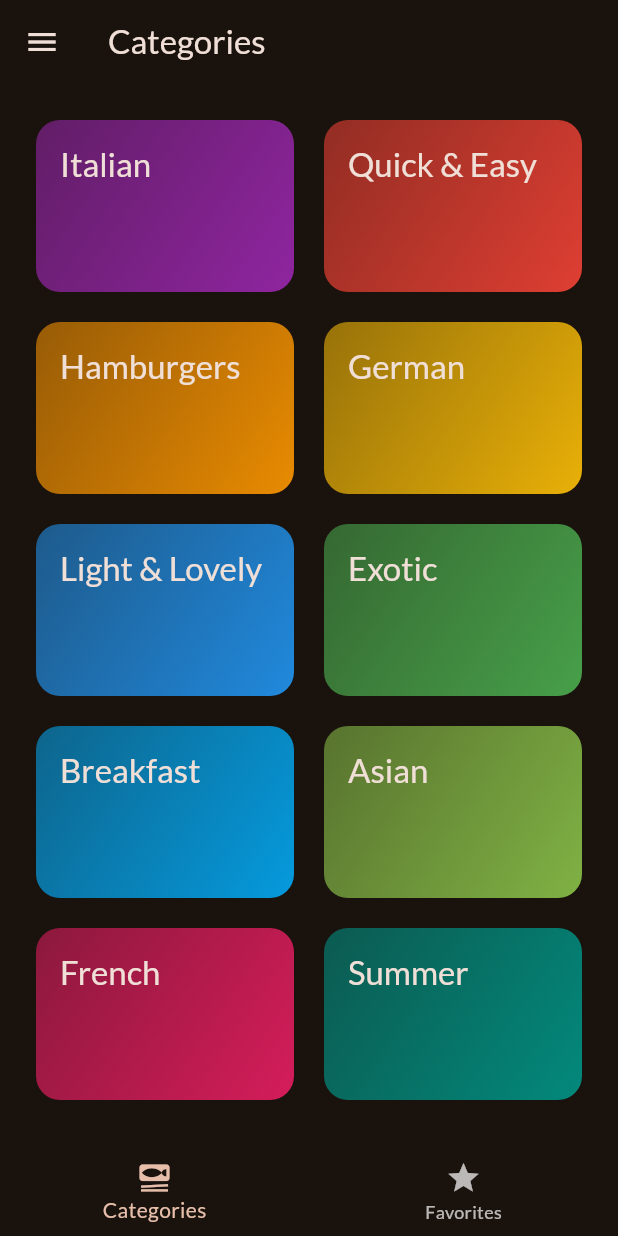
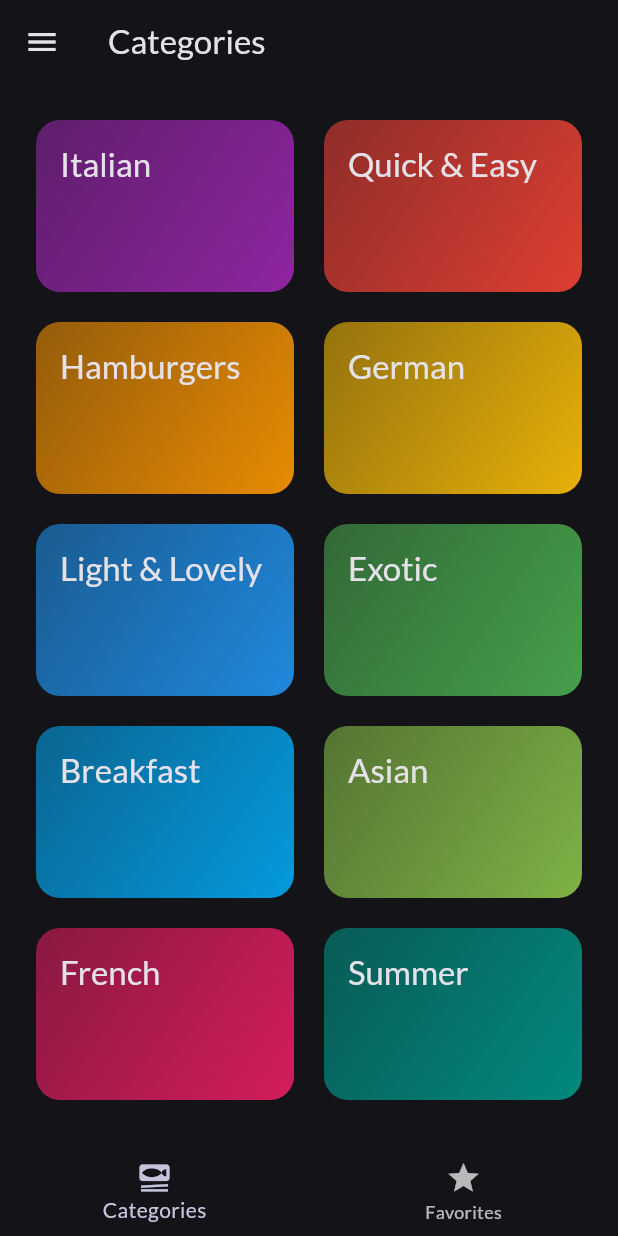
Before and after one commit to Aravindr998/flutter-food-recipe-app, a Flutter app: the screen it shows after launch, on a phone screen of 412 x 824 dp. Run offline on Flutter 3.47's test engine with Material 3 defaults, Android fonts, the phone set to English and light mode, and no system bars; our stand-ins replace flutter_riverpod, google_fonts, transparent_image.

Commit message:
Reformat seedColor

```diff
--- a/lib/main.dart
+++ b/lib/main.dart
@@ -7,7 +7,7 @@ import 'package:meals/screens/tabs.dart';
 final theme = ThemeData(
   colorScheme: ColorScheme.fromSeed(
     brightness: Brightness.dark,
-    seedColor: const Color.fromARGB(255, 131, 57, 0),
+    seedColor: Color.fromARGB(255, 0, 11, 131),
   ),
   textTheme: GoogleFonts.latoTextTheme(),
 );
```
